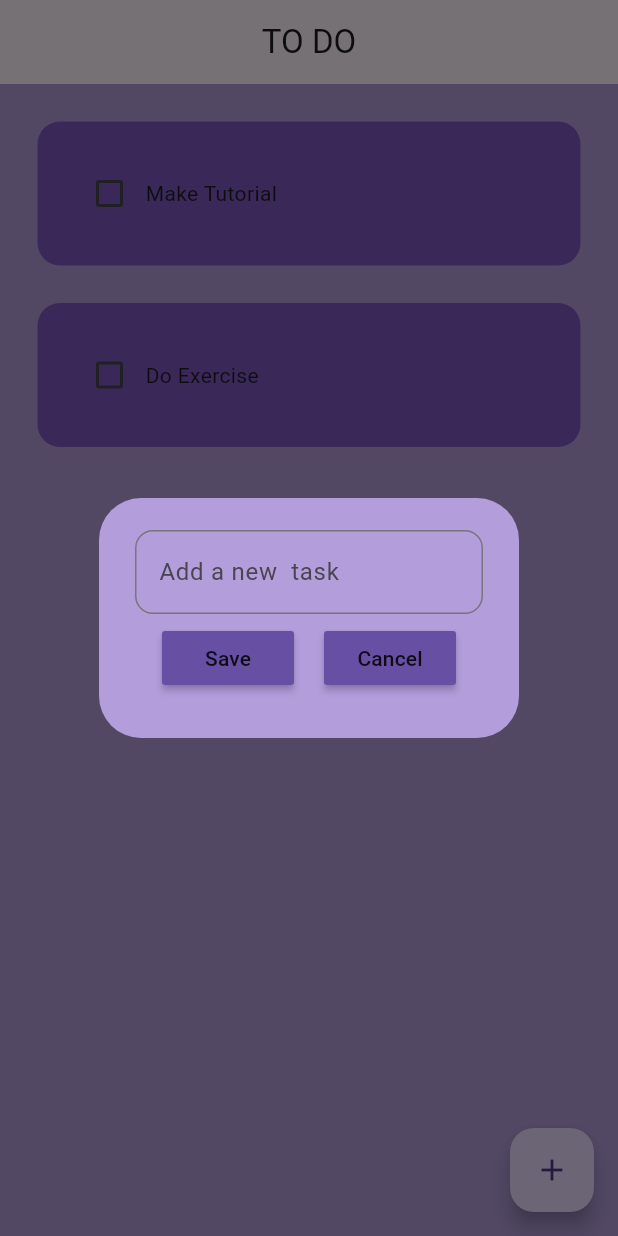
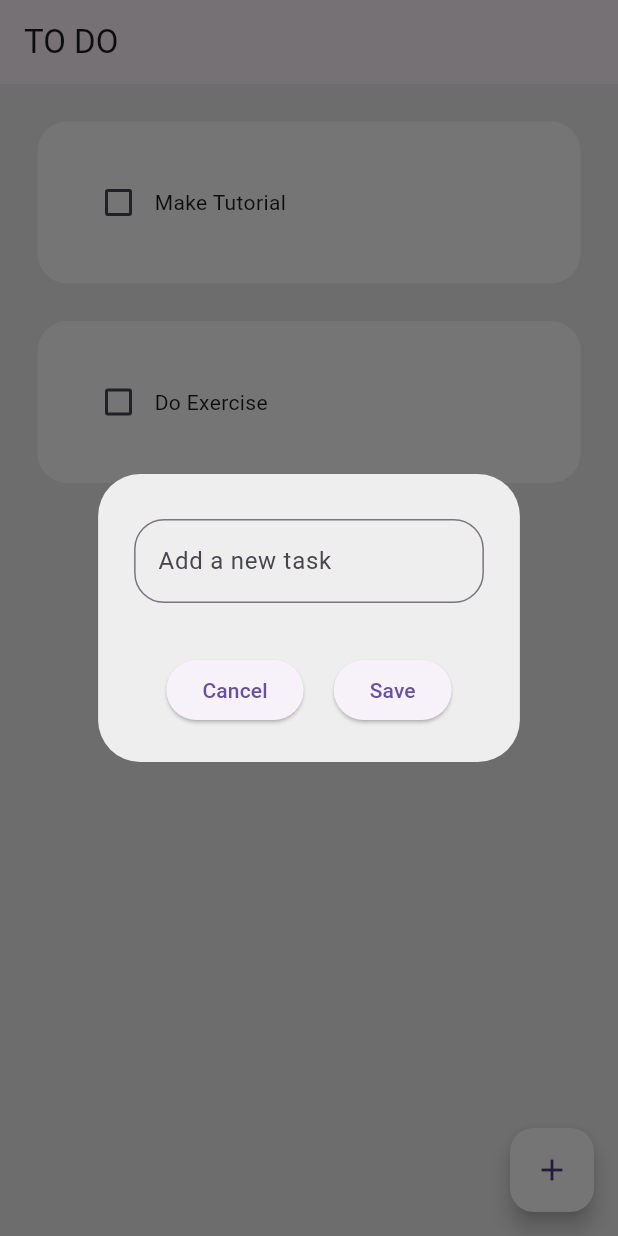
Before and after one commit to Osamaalharbi9/Todo, a Flutter app: the screen it shows after launch, after a tap on the "add" icon, on a phone screen of 412 x 824 dp. Run offline on Flutter 3.47's test engine with Material 3 defaults, Android fonts, the phone set to English and light mode, and no system bars; drawn by our look-alikes of flutter_slidable.

Commit message:
recreating the app

```diff
--- a/todo/lib/main.dart
+++ b/todo/lib/main.dart
@@ -1,19 +1,17 @@
 import 'package:flutter/material.dart';
 import 'package:todo/pages/home_page.dart';
 
-void main() {
+void main(){
   runApp(const MyApp());
+
 }
-
 class MyApp extends StatelessWidget {
   const MyApp({super.key});
 
   @override
   Widget build(BuildContext context) {
-    return MaterialApp(
+    return  MaterialApp(theme: ThemeData(primarySwatch: Colors.grey),
       debugShowCheckedModeBanner: false,
-      home: HomePage(),
-      theme: ThemeData(primarySwatch: Colors.deepPurple),
-    );
+      home: const HomePage(),);
   }
 }
--- a/todo/lib/pages/home_page.dart
+++ b/todo/lib/pages/home_page.dart
@@ -9,72 +9,52 @@ class HomePage extends StatefulWidget {
   State<HomePage> createState() => _HomePageState();
 }
 
-final TextEditingController _controller = TextEditingController();
+class _HomePageState extends State<HomePage> {
 
-//
-class _HomePageState extends State<HomePage> {
+  final _controller = TextEditingController();
+
   List toDoList = [
-    ["Make Tutorial", false],
-    ["Do Exercise", false]
+    ['Make Tutorial', false],
+    ['Do Exercise', false]
   ];
-  void checkBoxChanged(
-    bool? value,
-    int index,
-  ) {
+  void checkBoxChanged(bool? value, int index) {
     setState(() {
       toDoList[index][1] = !toDoList[index][1];
     });
   }
-
-  void saveNewTask() {
+void saveNewTask(){
+  setState(() {
+    toDoList.add([_controller.text,false]);
+    Navigator.pop(context);  });
+}
+  void createNewTask() {
     setState(() {
-
-        toDoList.add([_controller.text, false]);
-        Navigator.pop(context);
-        _controller.clear();
-
+      showDialog(
+          context: context,
+          builder: (ctx) => DialogBox(onSave: saveNewTask,onCancel: ()=>Navigator.of(context),
+                controller: _controller,
+              ));
     });
   }
 
-  void createNewTask() {
-    showDialog(
-        context: context,
-        builder: (context) {
-          return DialogBox(
-            onSaved: saveNewTask,
-            onCancel: () {
-              Navigator.pop(context);
-            },
-            controller: _controller,
-          );
-        });
-  }
-  void deletTask(int index){setState(() {
-    toDoList.removeAt(index);
-  });}
   @override
   Widget build(BuildContext context) {
     return Scaffold(
-      backgroundColor: Colors.deepPurple.shade200,
+      backgroundColor: Colors.grey.shade200,
       appBar: AppBar(
+        title: const Text('TO DO'),
         elevation: 0,
-        title: const Center(child: Text("TO DO")),
       ),
       floatingActionButton: FloatingActionButton(
-        onPressed: () {
-          createNewTask();
-        },
-        child: const Icon(Icons.add),
-      ),
+          onPressed: createNewTask,
+          backgroundColor: Colors.white,
+          child: const Icon(Icons.add)),
       body: ListView.builder(
         itemCount: toDoList.length,
-        itemBuilder: ((context, index) {
-          return TodoTile(deletFunction: (context) => deletTask(index),
-            taskname: toDoList[index][0],
-            taskcompleted: toDoList[index][1],
-            onChanged: (value) => checkBoxChanged(value, index),
-          );
-        }),
+        itemBuilder: (context, index) => ToDoTile(
+            taskName: toDoList[index][0],
+            taskCompleted: toDoList[index][1],
+            onChanged: (value) => checkBoxChanged(value, index)),
       ),
     );
   }
--- a/todo/lib/util/dialog_box.dart
+++ b/todo/lib/util/dialog_box.dart
@@ -2,36 +2,40 @@ import 'package:flutter/material.dart';
 import 'package:todo/util/my_button.dart';
 
 class DialogBox extends StatelessWidget {
-  final controller;
-  VoidCallback onSaved;
+   DialogBox({super.key, required this.controller,required this.onSave,required this.onCancel});
+  final TextEditingController controller;
+  VoidCallback onSave;
   VoidCallback onCancel;
-   DialogBox({super.key,required this.controller,required this.onCancel,required this.onSaved});
 
   @override
   Widget build(BuildContext context) {
     return AlertDialog(
-      elevation: 10,
-      content: Container(
-        height: 120,
-        child: Column(mainAxisAlignment: MainAxisAlignment.spaceEvenly,
+      backgroundColor: Colors.grey.shade200,
+      actions: [
+        SizedBox(
+          height: 120,
+          child: Padding(
+            padding: const EdgeInsets.only(top: 30),
+            child: TextField(
+              controller: controller,
+              decoration: InputDecoration(
+                  label: Text('Add a new task'),
+                  border: OutlineInputBorder(
+                      borderRadius: BorderRadius.circular(20))),
+            ),
+          ),
+        ),
+        Row(
+          mainAxisAlignment: MainAxisAlignment.center,
           children: [
-            TextField(controller: controller,
-              decoration: InputDecoration(
-                  hintText: "Add a new  task",
-                  border: OutlineInputBorder(
-                      borderRadius: BorderRadius.circular(12))),
+            MyButton(text: 'Cancel', onPressed: onCancel),
+            const SizedBox(
+              width: 20,
             ),
-            Row(mainAxisAlignment: MainAxisAlignment.center,
-              children: [
-                MyButton(text: "Save", onPressed: onSaved),
-                const SizedBox(width: 20,),
-                MyButton(text: "Cancel", onPressed: onCancel)
-              ],
-            )
+            MyButton(text: 'Save', onPressed: onSave)
           ],
-        ),
-      ),
-      backgroundColor: Colors.deepPurple.shade200,
+        )
+      ],
     );
   }
 }
--- a/todo/lib/util/my_button.dart
+++ b/todo/lib/util/my_button.dart
@@ -1,17 +1,12 @@
 import 'package:flutter/material.dart';
 
 class MyButton extends StatelessWidget {
+   MyButton({super.key,required this.text,required this.onPressed});
   final String text;
   VoidCallback onPressed;
 
-  MyButton({super.key, required this.text, required this.onPressed});
-
   @override
   Widget build(BuildContext context) {
-    return MaterialButton(
-      onPressed: onPressed,
-      child: Text(text),
-      color: Theme.of(context).primaryColor,
-    );
+    return ElevatedButton(onPressed: onPressed, child:  Text(text));
   }
 }
--- a/todo/lib/util/todo_tile.dart
+++ b/todo/lib/util/todo_tile.dart
@@ -1,28 +1,30 @@
 import 'package:flutter/material.dart';
-import 'package:flutter_slidable/flutter_slidable.dart';
 
-class TodoTile extends StatelessWidget {
-  final String taskname;
-  final bool taskcompleted;
+class ToDoTile extends StatelessWidget {
+  ToDoTile(
+      {super.key,
+      required this.taskName,
+      required this.taskCompleted,
+      required this.onChanged});
+  final String taskName;
+  final bool taskCompleted;
   Function(bool?)? onChanged;
-   Function(BuildContext)? deletFunction;
-   TodoTile({super.key,required this.taskname,required this.taskcompleted,required this.onChanged,required this.deletFunction});
 
   @override
   Widget build(BuildContext context) {
     return Padding(
       padding: const EdgeInsets.only(left: 25,right: 25,top: 25),
-      child: Slidable(endActionPane: ActionPane(motion: StretchMotion(),children: [SlidableAction(onPressed: deletFunction,icon: Icons.delete,backgroundColor: Colors.red.shade300,)],),
-        child: Container(
-          padding: EdgeInsets.all(24),
-          child: Row(
-            children: [Checkbox(activeColor: Colors.black,value: taskcompleted, onChanged: onChanged),
-              Text(taskname,style: TextStyle(decoration: taskcompleted? TextDecoration.lineThrough:null),),
-            ],
-          ),
-          decoration: BoxDecoration(
-              borderRadius: BorderRadius.circular(15),
-              color: Colors.deepPurple.shade400),
+      child: Container(
+        padding: const EdgeInsets.all(30),
+        decoration: BoxDecoration(
+            color: Colors.white, borderRadius: BorderRadius.circular(20)),
+        child: Row(
+          children: [
+            Checkbox(activeColor: Colors.grey.shade900,
+              value: taskCompleted, onChanged: onChanged),
+            Text(taskName,
+            style: TextStyle(decoration:taskCompleted==true? TextDecoration.lineThrough:TextDecoration.none),),
+          ],
         ),
       ),
     );
```
Also changed, not shown: todo/pubspec.lock, 3 other files.
